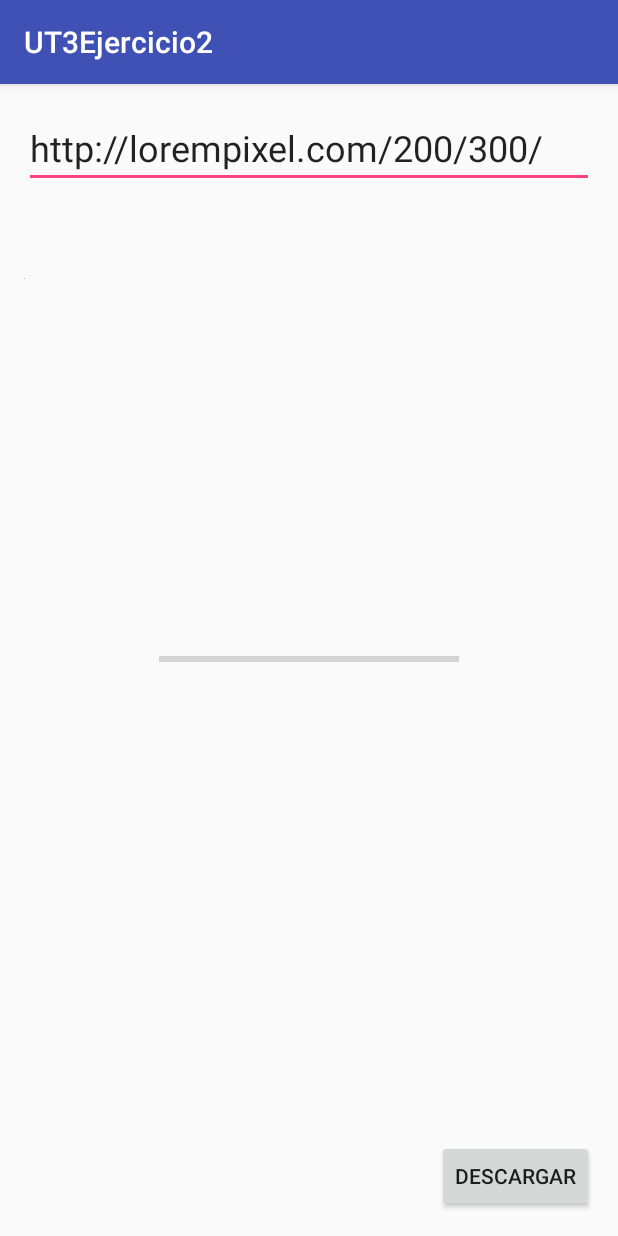
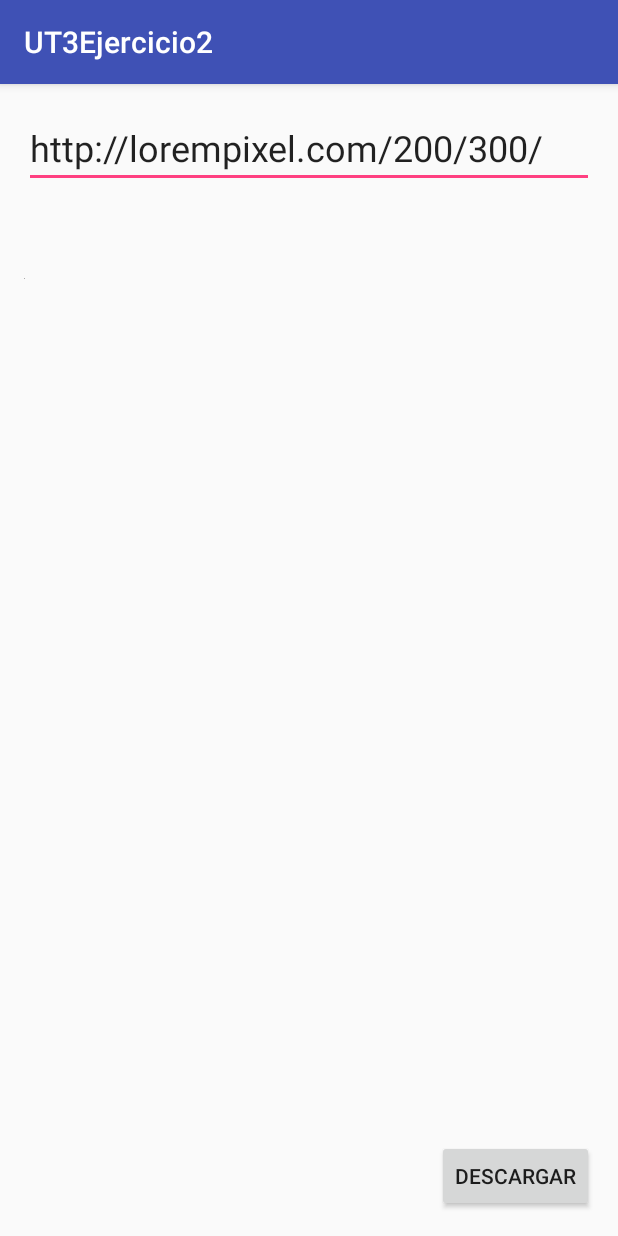
Before and after one commit to titobea/UT3DownloadURL, an Android app: the screen it shows after launch (DownloadActivity), after a tap on "DESCARGAR", on a phone screen of 412 x 824 dp. Run offline under Robolectric (Android 15) with nearby library versions, the phone set to English and light mode, and no system bars.

Commit message:
Add files via upload

```diff
--- a/Ejercicio2/app/src/main/java/es/schooleando/ut3ejercicio2/DownloadActivity.java
+++ b/Ejercicio2/app/src/main/java/es/schooleando/ut3ejercicio2/DownloadActivity.java
@@ -1,13 +1,54 @@
 package es.schooleando.ut3ejercicio2;
 
+import android.graphics.Bitmap;
 import android.support.v7.app.AppCompatActivity;
 import android.os.Bundle;
+import android.view.View;
+import android.widget.*;
 
 public class DownloadActivity extends AppCompatActivity {
+
+    private ProgressBar pb;
+    private EditText et;
+    private TextView tv;
+    private DownloadURLTask dut;
+    private ImageView iv;
 
     @Override
     protected void onCreate(Bundle savedInstanceState) {
         super.onCreate(savedInstanceState);
         setContentView(R.layout.activity_download);
+
+        //recoger variables del layout
+        pb = (ProgressBar)findViewById(R.id.progressBar);
+        pb.setVisibility(View.INVISIBLE);
+        et = (EditText)findViewById(R.id.textURL);
+        tv = (TextView)findViewById(R.id.barPercent);
+        iv = (ImageView)findViewById(R.id.imageView);
+
+    }
+
+    public void btnDescargar(View view) {
+        pb.setVisibility(View.VISIBLE);
+        dut= new DownloadURLTask(this);
+        dut.execute(et.getText().toString());
+    }
+
+    public void updateBar(int progreso){//función para actualizar la descarga
+        pb.setIndeterminate(progreso<0);
+        if (progreso>0) tv.setText(""+progreso+"%");
+        pb.setProgress(progreso);
+    }
+
+    public void finDescarga(Bitmap bitmap){//función de fin de descarga
+        pb.setVisibility(View.INVISIBLE);
+        tv.setText("");
+        iv.setImageBitmap(bitmap);
+    }
+
+    public void cancelaDescarga(String mensaje){//función para avisar que se ha cancelado
+        pb.setVisibility(View.INVISIBLE);
+        tv.setText("");
+        Toast.makeText(this,mensaje,Toast.LENGTH_SHORT).show();
     }
 }
--- a/Ejercicio2/app/src/main/java/es/schooleando/ut3ejercicio2/DownloadURLTask.java
+++ b/Ejercicio2/app/src/main/java/es/schooleando/ut3ejercicio2/DownloadURLTask.java
@@ -1,15 +1,77 @@
 package es.schooleando.ut3ejercicio2;
 
+import android.content.Context;
+import android.graphics.*;
+import android.net.*;
 import android.os.AsyncTask;
+
+import java.io.*;
+import java.net.*;
+
+
 
 /**
  * Created by ruben on 18/11/16.
  */
 
-public class DownloadURLTask extends AsyncTask {
+public class DownloadURLTask extends AsyncTask<String,Integer,Bitmap> {
+
+    private DownloadActivity clase;
+    private String error;
+
+    public DownloadURLTask(DownloadActivity clase){
+        this.clase=clase;
+    }
+
     @Override
-    protected Object doInBackground(Object[] params) {
-        return null;
+    protected Bitmap doInBackground(String... params) {
+        Bitmap bmp = null;
+        ConnectivityManager cm = (ConnectivityManager) clase.getSystemService(Context.CONNECTIVITY_SERVICE);
+        NetworkInfo ni = cm.getActiveNetworkInfo();
+        if (ni != null && ni.isConnected()) {
+            URL url= null;
+            try {
+                url = new URL(params[0]);
+                HttpURLConnection con = (HttpURLConnection) url.openConnection();
+                con.setRequestMethod("HEAD");
+                con.connect();
+
+                if (con.getContentType().contains("image/")) {
+
+                    int size = con.getContentLength();
+                    InputStream in = url.openStream();
+                    ByteArrayOutputStream out = new ByteArrayOutputStream();
+
+                    byte[] b = new byte[1024];
+
+                    for (int i; (i = in.read(b)) != -1; ) {
+                        out.write(b, 0, i);
+                        if (size>0) {
+                            publishProgress(out.size() * 100 / size);
+                        }else{
+                            publishProgress(i*-1);
+                        }
+                    }
+                    bmp = BitmapFactory.decodeByteArray(out.toByteArray(), 0, out.size());
+                    out.close();
+                    in.close();
+                }else{
+                    cancelar("No es una imagen");
+                }
+
+            } catch (Exception e) {
+                cancelar("URL incorrecta"+e.getMessage());
+            }
+
+        } else {
+            cancelar("No hay conexión");
+        }
+        return bmp;
+    }
+
+    private void cancelar(String mensaje){
+        error = mensaje;
+        cancel(true);
     }
 
     @Override
@@ -18,12 +80,17 @@ public class DownloadURLTask extends AsyncTask {
     }
 
     @Override
-    protected void onPostExecute(Object o) {
-        super.onPostExecute(o);
+    protected void onPostExecute(Bitmap b) {
+        clase.finDescarga(b);//fin de la descarga
     }
 
     @Override
-    protected void onProgressUpdate(Object[] values) {
-        super.onProgressUpdate(values);
+    protected void onProgressUpdate(Integer... values) {
+        clase.updateBar(values[0]);//actualización en onProgress de la barra y texto
+    }
+
+    @Override
+    protected void onCancelled() {
+        clase.cancelaDescarga(error);//cancelado de la descarga
     }
 }
```
